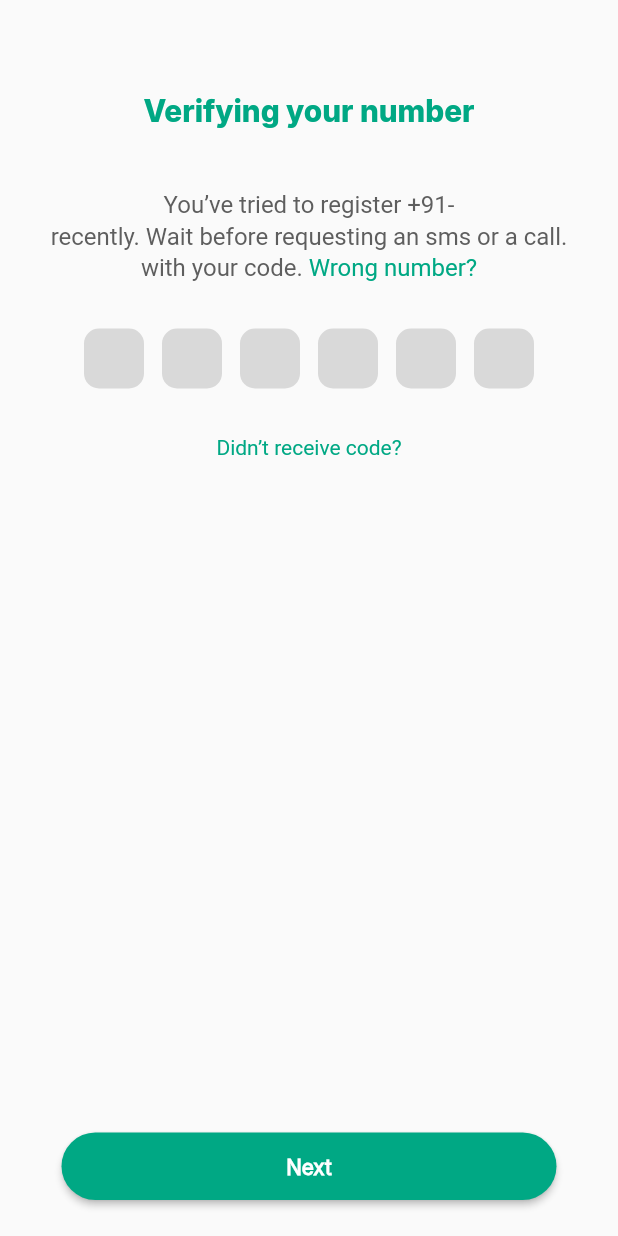
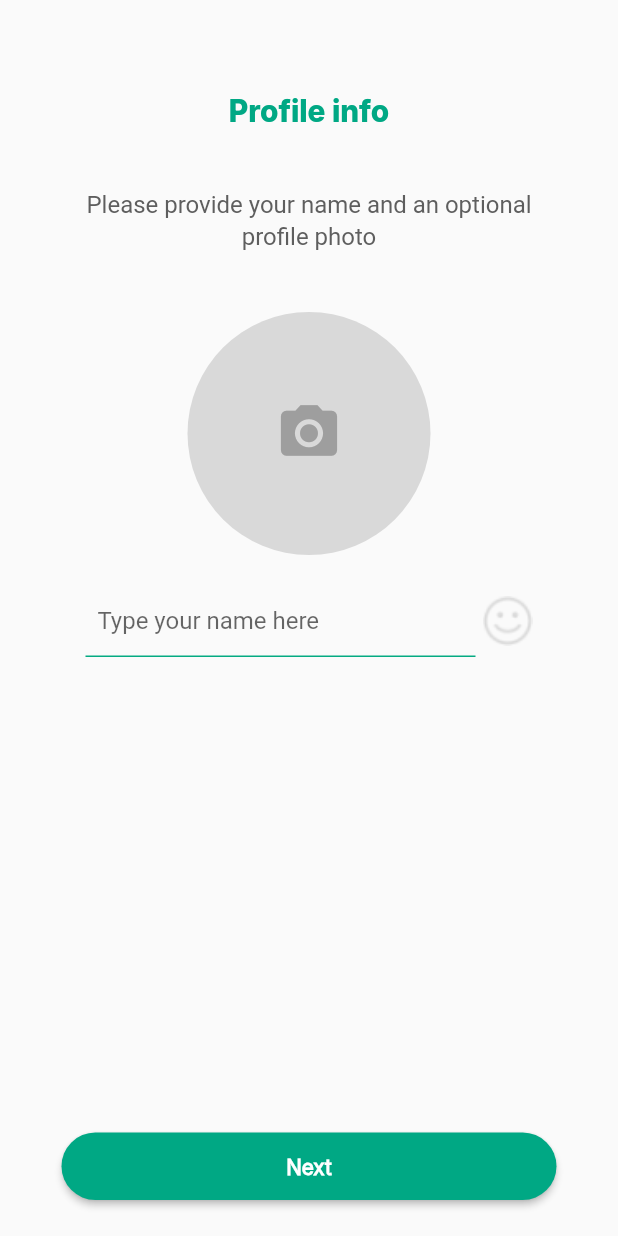
Before and after one commit to RajeshChandak/WhatsApp-UI, a Flutter app: the otpScreen screen opened directly with empty values, after a tap on "Next", on a phone screen of 412 x 824 dp. Run offline on Flutter 3.47's test engine with Material 3 defaults, Android fonts, the phone set to English and light mode, and no system bars; our stand-ins replace image_picker; Roboto replaces fonts that are missing (regular).

Commit message:
Profile Screen Completed

```diff
--- a/lib/OTP/otpscreen.dart
+++ b/lib/OTP/otpscreen.dart
@@ -1,4 +1,5 @@
 import 'package:flutter/material.dart';
+import 'package:whatsapp_ui/Profile/profilescreen.dart';
 import 'package:whatsapp_ui/Widgets/uihelper.dart';
 
 class otpScreen extends StatelessWidget {
@@ -23,7 +24,7 @@ class otpScreen extends StatelessWidget {
             UiHelper.CustomText(
                 text: "Verifying your number",
                 FontKaSize: 20,
-                FontKaFamily: "inter",
+                // FontKaFamily: "inter",
                 TextKaColor: Color(0XFF00A884)),
             SizedBox(
               height: 40,
@@ -78,7 +79,7 @@ class otpScreen extends StatelessWidget {
         ),
       ),
       floatingActionButton:  UiHelper.CustomButtons(callback: (){
-
+        Navigator.pushReplacement(context, MaterialPageRoute(builder: (context) => profileScreen()));
       }, buttonName: "Next"),
       floatingActionButtonLocation: FloatingActionButtonLocation.centerFloat,
     );
--- /dev/null
+++ b/lib/Profile/profilescreen.dart
@@ -0,0 +1,170 @@
+//Shree
+
+import 'dart:io';
+
+import 'package:flutter/material.dart';
+import 'package:image_picker/image_picker.dart';
+import 'package:whatsapp_ui/Widgets/uihelper.dart';
+
+class profileScreen extends StatefulWidget {
+  @override
+  State<profileScreen> createState() => _profileScreenState();
+}
+
+class _profileScreenState extends State<profileScreen> {
+  TextEditingController nameController = TextEditingController();
+
+  File? pickedImage;
+
+  @override
+  Widget build(BuildContext context) {
+    return Scaffold(
+      body: Center(
+        child: Column(
+          children: [
+            SizedBox(
+              height: 60,
+            ),
+            UiHelper.CustomText(
+              text: "Profile info",
+              FontKaSize: 20,
+              TextKaColor: Color(0XFF00A884),
+            ),
+            SizedBox(
+              height: 40,
+            ),
+            UiHelper.CustomText(
+                text: "Please provide your name and an optional",
+                FontKaSize: 16,
+                FontKaFamily: "regular"),
+            UiHelper.CustomText(
+                text: "profile photo", FontKaSize: 16, FontKaFamily: "regular"),
+            SizedBox(
+              height: 40,
+            ),
+            GestureDetector(
+              onTap: () {
+                _openBottomSheet(context);
+              },
+              child: pickedImage==null?CircleAvatar(
+                  radius: 81,
+                  backgroundColor: Color(0XFFD9D9D9),
+                  child: Icon(
+                    Icons.camera_alt,
+                    color: Colors.grey,
+                    size: 45,
+                  )):CircleAvatar(
+                  radius: 81,
+                  // backgroundColor: Color(0XFFD9D9D9),
+                  backgroundImage: FileImage(pickedImage!),
+                  child: Icon(
+                    Icons.camera_alt,
+                    color: Colors.grey,
+                    size: 45,
+                  )),
+            ),
+            SizedBox(
+              height: 20,
+            ),
+            Row(
+              mainAxisAlignment: MainAxisAlignment.center,
+              children: [
+                SizedBox(
+                  width: 260,
+                  child: TextField(
+                    controller: nameController,
+                    keyboardType: TextInputType.name,
+                    style: TextStyle(
+                      fontFamily: "regular",
+                    ),
+                    decoration: InputDecoration(
+                        prefixText: "  ",
+                        hintText: "Type your name here",
+                        hintStyle: TextStyle(
+                          fontFamily: "regular",
+                        ),
+                        enabledBorder: UnderlineInputBorder(
+                            borderSide: BorderSide(color: Color(0XFF05AA82)))),
+                  ),
+                ),
+                SizedBox(
+                  width: 5,
+                ),
+                Image.asset(
+                  "assets/images/happy-face 1.png",
+                  width: 33,
+                  fit: BoxFit.cover,
+                )
+              ],
+            )
+          ],
+        ),
+      ),
+      floatingActionButton:
+          UiHelper.CustomButtons(callback: () {}, buttonName: "Next"),
+      floatingActionButtonLocation: FloatingActionButtonLocation.centerFloat,
+    );
+  }
+
+  _openBottomSheet(BuildContext context) {
+    return showModalBottomSheet(
+        context: context,
+        builder: (BuildContext context) {
+          return Container(
+            // width: double.infinity,
+            height: 200,
+            color: Colors.grey,
+            child: Column(
+              children: [
+                Row(
+                  mainAxisAlignment: MainAxisAlignment.start,
+                  children: [
+                    IconButton(
+                        onPressed: () {
+                          _pickImage(ImageSource.camera);
+                        },
+                        icon: Icon(
+                          Icons.camera_alt,
+                          size: 90,
+                          color: Colors.white70,
+                        )),
+                    SizedBox(
+                      width: 60,
+                    ),
+                    IconButton(
+                        onPressed: () {
+                          _pickImage(ImageSource.gallery);
+                        },
+                        icon: Icon(
+                          Icons.image,
+                          size: 90,
+                          color: Colors.white70,
+                        ))
+                  ],
+                ),
+              ],
+            ),
+          );
+        });
+  }
+
+  _pickImage(ImageSource imagesource) async {
+    try {
+      final photo = await ImagePicker().pickImage(source: imagesource);
+      if (null == photo)return;
+      final tempimage = File(photo.path);
+      setState(() {
+        pickedImage = tempimage;
+      });
+    } catch (ex) {
+      ScaffoldMessenger.of(context).showSnackBar(SnackBar(
+        content: Text(
+          ex.toString(),
+          style: TextStyle(color: Colors.white),
+        ),
+        duration: Duration(seconds: 2),
+        backgroundColor: Colors.red,
+      ));
+    }
+  }
+}
--- a/pubspec.yaml
+++ b/pubspec.yaml
@@ -36,6 +36,7 @@ dependencies:
   # Use with the CupertinoIcons class for iOS style icons.
   cupertino_icons: ^1.0.8
   google_fonts: ^6.2.1
+  image_picker: ^1.1.2
 
 dev_dependencies:
   flutter_test:
```
Also changed, not shown: pubspec.lock, 5 other files.
